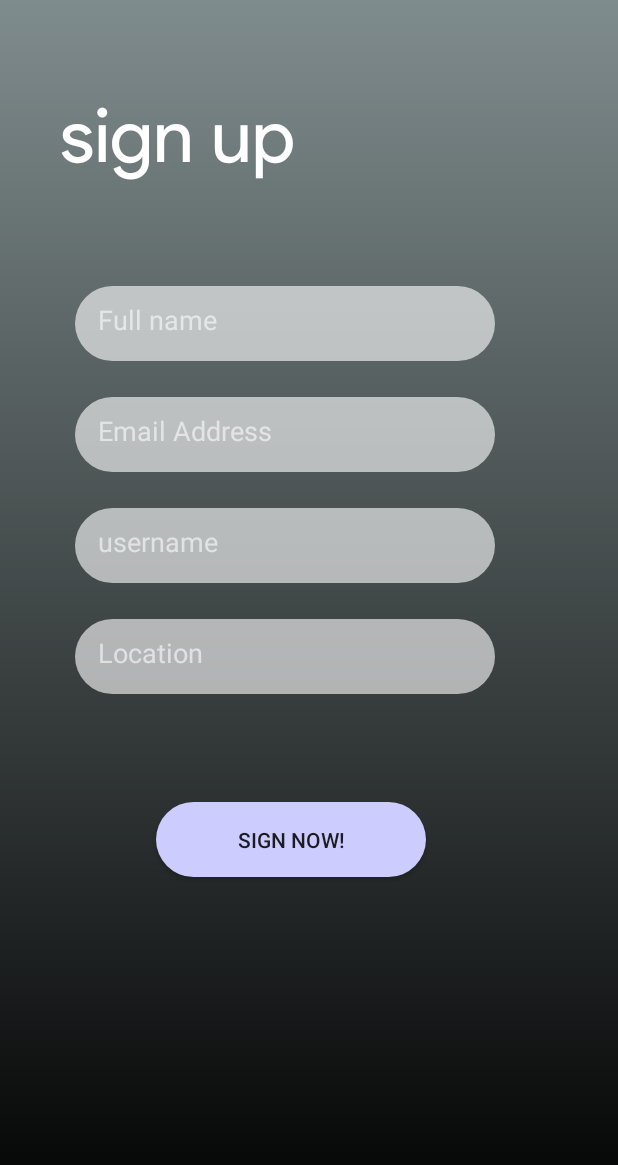
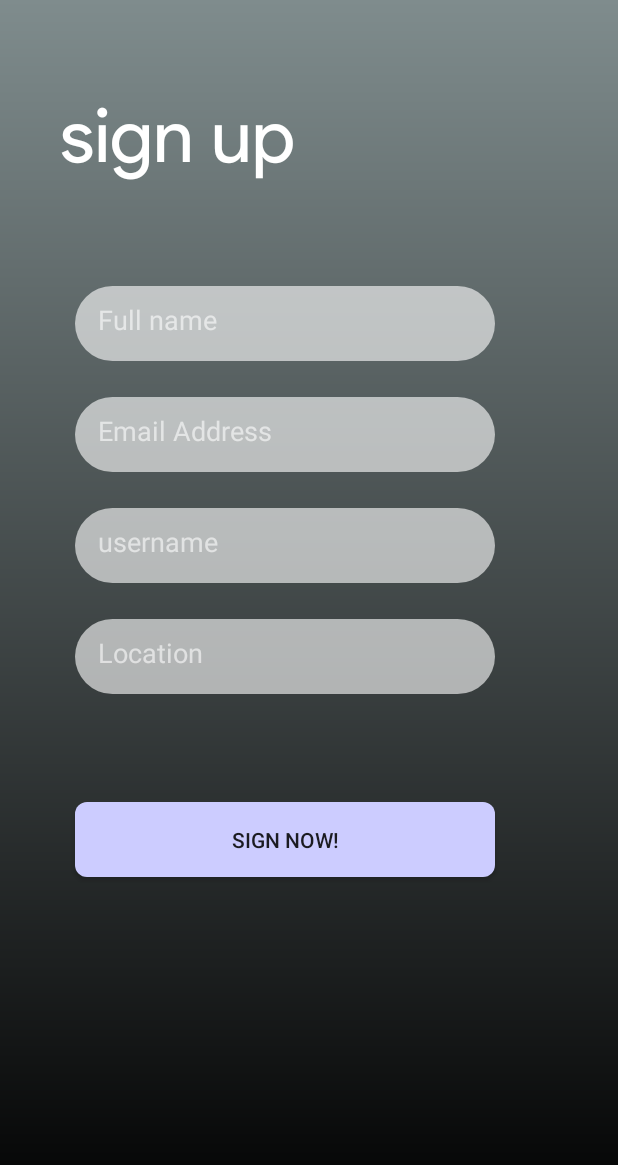
Before and after one commit to merajmusavi/Design_Repo, an Android app: the LoginPage screen opened directly, with no data from a screen before it, on a phone screen of 412 x 824 dp. Shown: the top 1165 px of the screen. Run offline under Robolectric (Android 15) with nearby library versions, the phone set to English and light mode, and no system bars.

Commit message:
button shape edit

```diff
--- a/app/src/main/res/drawable-v24/shape_btn2.xml
+++ b/app/src/main/res/drawable-v24/shape_btn2.xml
@@ -1,6 +1,6 @@
 <?xml version="1.0" encoding="utf-8"?>
 <shape xmlns:android="http://schemas.android.com/apk/res/android">/>
     <solid android:color="#CCCCFF"/>
-    <corners android:radius="80dp"/>
+    <corners android:radius="8dp"/>
 
 </shape>
--- a/app/src/main/res/layout/activity_login_page.xml
+++ b/app/src/main/res/layout/activity_login_page.xml
@@ -76,9 +76,9 @@
 
     <androidx.appcompat.widget.AppCompatButton
         android:id="@+id/button2"
-        android:layout_width="180dp"
+        android:layout_width="280dp"
         android:layout_height="50dp"
-        android:layout_marginStart="104dp"
+        android:layout_marginStart="50dp"
         android:layout_marginTop="72dp"
         android:background="@drawable/shape_btn2"
         android:text="sign now!"
```
